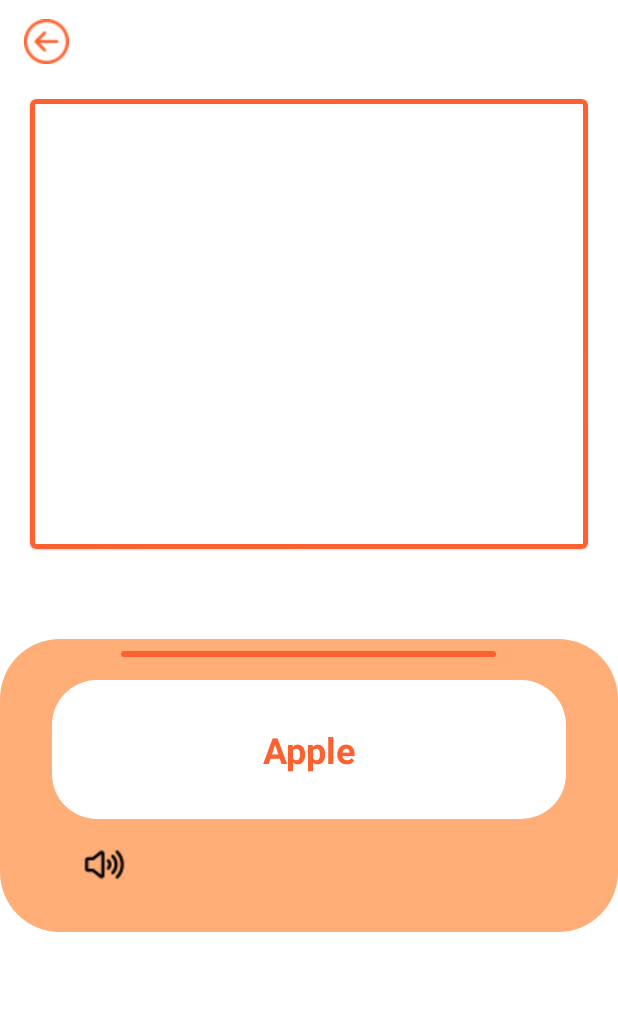
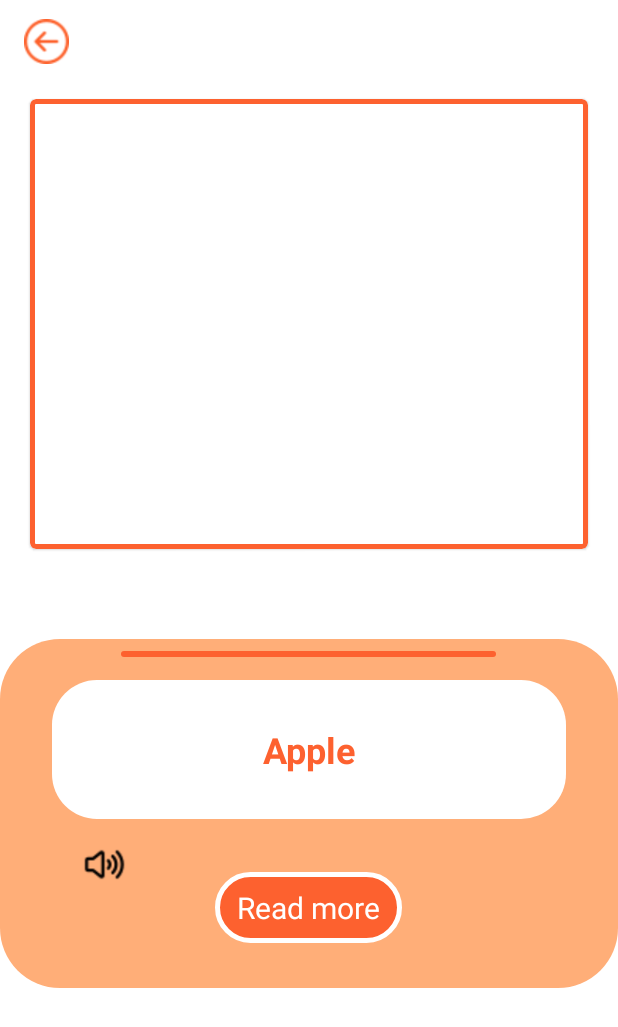
Before and after one commit to v-magiri/FindFruit, an Android app: the Image_Analysis screen opened directly, with no data from a screen before it, after a tap on an icon or button, on a phone screen of 412 x 824 dp. Shown: the top 1027 px of the screen. Run offline under Robolectric (Android 15) with nearby library versions, the phone set to English and light mode, and no system bars; libraries missing offline, so code that uses them is left out: com.magiri, org.tensorflow.lite; 14 statements that could not run were skipped.

Commit message:
Add Web View

```diff
--- a/app/src/main/AndroidManifest.xml
+++ b/app/src/main/AndroidManifest.xml
@@ -2,6 +2,7 @@
 <manifest xmlns:android="http://schemas.android.com/apk/res/android"
     xmlns:tools="http://schemas.android.com/tools"
     package="com.magiri.FindFruit">
+    <uses-permission android:name="android.permission.INTERNET"/>
     <uses-permission android:name="android.permission.CAMERA"/>
     <uses-permission android:name="android.permission.READ_EXTERNAL_STORAGE"/>
 
--- a/app/src/main/java/com/magiri/FindFruit/Image_Analysis.java
+++ b/app/src/main/java/com/magiri/FindFruit/Image_Analysis.java
@@ -6,6 +6,7 @@ import androidx.core.app.ActivityCompat;
 import androidx.core.content.ContextCompat;
 
 import android.Manifest;
+import android.app.ProgressDialog;
 import android.content.Intent;
 import android.content.pm.PackageManager;
 import android.graphics.Bitmap;
@@ -14,12 +15,16 @@ import android.graphics.Color;
 import android.graphics.PorterDuff;
 import android.media.ThumbnailUtils;
 import android.net.Uri;
+import android.os.Build;
 import android.os.Bundle;
 import android.provider.MediaStore;
 import android.speech.tts.TextToSpeech;
 import android.view.Gravity;
 import android.view.LayoutInflater;
 import android.view.View;
+import android.webkit.WebResourceRequest;
+import android.webkit.WebView;
+import android.webkit.WebViewClient;
 import android.widget.Button;
 import android.widget.ImageView;
 import android.widget.RelativeLayout;
@@ -55,7 +60,9 @@ public class Image_Analysis extends AppCompatActivity {
     private ImageView galleryImageView, cameraImageView,backImageView;
     private TextView fruitNameTxt;
     private ImageView speakImageView;
-    private Button SelectPhotoBtn;
+    private TextView readMoreButton;
+    private WebView readMoreWebView;
+    ProgressDialog progressDialog;
     @Override
     protected void onCreate(Bundle savedInstanceState) {
         super.onCreate(savedInstanceState);
@@ -64,9 +71,14 @@ public class Image_Analysis extends AppCompatActivity {
         galleryImageView=findViewById(R.id.galleryImageView);
         cameraImageView=findViewById(R.id.cameraImageView);
         backImageView=findViewById(R.id.backBtn );
-        SelectPhotoBtn=findViewById(R.id.optionsBtn);
+        readMoreButton=findViewById(R.id.readMoreBtn);
         speakImageView=findViewById(R.id.speakerImageView);
         fruitNameTxt=findViewById(R.id.result);
+        progressDialog=new ProgressDialog(this);
+        progressDialog.setTitle("Please Wait");
+        progressDialog.setMessage("Opening Web Page");
+        progressDialog.setCanceledOnTouchOutside(false);
+        readMoreWebView=findViewById(R.id.FindFruitWebView);
         textToSpeech = new TextToSpeech(getApplicationContext(), new TextToSpeech.OnInitListener() {
             @Override
             public void onInit(int i) {
@@ -74,108 +86,58 @@ public class Image_Analysis extends AppCompatActivity {
                 // if No error is found then only it will run
                 if(i!=TextToSpeech.ERROR){
                     // To Choose language of speech
-                    textToSpeech.setLanguage(Locale.US);
+                    textToSpeech.setLanguage(Locale.forLanguageTag("en-KE"));
+                    if(i==TextToSpeech.LANG_MISSING_DATA || i ==TextToSpeech.LANG_NOT_SUPPORTED){
+                        Toast.makeText(Image_Analysis.this, "Language Not Supported", Toast.LENGTH_SHORT).show();
+                    }
+                    textToSpeech.setSpeechRate(1.0F);
+                    textToSpeech.setPitch(0.6f);
+                    speak();
                 }
             }
         });
+        textToSpeech.getVoices();
         // create an object textToSpeech and adding features into it
         getData();
 
         speakImageView.setOnClickListener(new View.OnClickListener() {
             @Override
             public void onClick(View v) {
-                textToSpeech.speak(fruitNameTxt.getText().toString(),TextToSpeech.QUEUE_ADD,null);
+                speak();
             }
         });
-//        SelectPhotoBtn.setOnClickListener(new View.OnClickListener() {
-//            @Override
-//            public void onClick(View v) {
-//                displayBottomSheet();
-//            }
-//        });
         backImageView.setOnClickListener(new View.OnClickListener() {
             @Override
             public void onClick(View v) {
                 finish();
             }
         });
-//        galleryImageView.setOnClickListener(new View.OnClickListener() {
-//            @Override
-//            public void onClick(View v) {
-//                if(ContextCompat.checkSelfPermission(Image_Analysis.this, Manifest.permission.READ_EXTERNAL_STORAGE) != PackageManager.PERMISSION_GRANTED){
-//                    ActivityCompat.requestPermissions(Image_Analysis.this,new String[]{Manifest.permission.READ_EXTERNAL_STORAGE},12);
-//                }else{
-//                    SelectImage();
-//                }
-//            }
-//        });
-//        cameraImageView.setOnClickListener(new View.OnClickListener() {
-//            @Override
-//            public void onClick(View v) {
-//                checkCameraPermission();
-//            }
-//        });
+        readMoreButton.setOnClickListener(new View.OnClickListener() {
+            @Override
+            public void onClick(View v) {
+                String url = "https://en.wikipedia.org/wiki/"+fruitNameTxt.getText().toString();
+                readMoreWebView.setWebViewClient(new FindFruitWebClient());
+                readMoreWebView.getSettings().setJavaScriptEnabled(true);
+                readMoreWebView.loadUrl(url);
+                progressDialog.show();
+                readMoreWebView.setVisibility(View.VISIBLE);
+            }
+        });
     }
-//    private void checkCameraPermission() {
-//        if (ContextCompat.checkSelfPermission(getApplicationContext(), Manifest.permission.CAMERA) != PackageManager.PERMISSION_GRANTED) {
-//            Toast toast=Toast.makeText(getApplicationContext(),"Allow Camera Permissions Please",Toast.LENGTH_SHORT);
-//            View view=toast.getView();
-//            view.getBackground().setColorFilter(Color.parseColor("#949494"), PorterDuff.Mode.SRC_IN);
-//            TextView text=view.findViewById(android.R.id.message);
-//            text.setTextColor(Color.parseColor("#FFFFFF"));
-//            text.setTextSize(16);
-//            toast.setGravity(Gravity.CENTER,0,0);
-//            toast.show();
-//            ActivityCompat.requestPermissions(Image_Analysis.this,  new String[]{Manifest.permission.CAMERA}, MY_PERMISSIONS_REQUEST_CAMERA);
-//
-//        } else {
-//            Intent intent = new Intent(MediaStore.ACTION_IMAGE_CAPTURE);
-//            startActivityForResult(intent , CAMERA_REQUEST);
-//        }
-//    }
-//    private void SelectImage() {
-//        Intent intent=new Intent();
-//        intent.setType("image/*");
-//        intent.setAction(Intent.ACTION_GET_CONTENT);
-//        startActivityForResult(Intent.createChooser(intent,"Select Fruit Image"),Image_Pick_Code);
-//    }
 
-//    @Override
-//    protected void onActivityResult(int requestCode, int resultCode, @Nullable Intent data) {
-//        super.onActivityResult(requestCode, resultCode, data);
-//        if(requestCode==Image_Pick_Code && resultCode == RESULT_OK && data != null){
-//            filePath=data.getData();
-//            try{
-//                Bitmap bitmap= MediaStore.Images.Media.getBitmap(getContentResolver(),filePath);
-////                OpenImageAnalysis(bitmap);
-//                displayImage(bitmap);
-////                FruitImageView.setImageBitmap(bitmap);
-//            }catch (IOException e){
-//                e.printStackTrace();
-//            }
-//        }
-//        else if(requestCode==CAMERA_REQUEST && resultCode==RESULT_OK && data!=null){
-//                Bitmap cameraBitmap=(Bitmap) data.getExtras().get("data");
-////                FruitImageView.setImageBitmap(cameraBitmap);
-//                displayImage(cameraBitmap);
-//        }
-//
-//        else{
-//            Toast toast=Toast.makeText(getApplicationContext(),"Please Choose a Fruit Photo",Toast.LENGTH_SHORT);
-//            View view=toast.getView();
-//            view.getBackground().setColorFilter(Color.parseColor("#FD612F"), PorterDuff.Mode.SRC_IN);
-//            TextView text=view.findViewById(android.R.id.message);
-//            text.setTextColor(Color.parseColor("#FFFFFF"));
-//            text.setTextSize(16);
-//            toast.setGravity(Gravity.CENTER,0,0);
-//            toast.show();
-//        }
-//    }
 
-//    private void displayImage(Bitmap FruitImageBitmap) {
-////        displayBottomSheet();
-//        FruitImageView.setImageBitmap(FruitImageBitmap);
-//    }
+    private void getData() {
+        Bitmap FruitImageBitmap =
+                BitmapFactory.
+                        decodeByteArray(getIntent().
+                        getByteArrayExtra("FruitImage"), 0, getIntent().getByteArrayExtra("FruitImage").length);
+        int dimension=Math.min(FruitImageBitmap.getWidth(),FruitImageBitmap.getHeight());
+        FruitImageBitmap = ThumbnailUtils.extractThumbnail(FruitImageBitmap,dimension,dimension);
+        FruitImageView.setImageBitmap(FruitImageBitmap);
+        FruitImageBitmap=Bitmap.createScaledBitmap(FruitImageBitmap,imageSize,imageSize,false);
+        classifyImage(FruitImageBitmap);
+        textToSpeech.speak(fruitNameTxt.getText().toString(),TextToSpeech.QUEUE_ADD,null);
+    }
     public void  classifyImage(Bitmap image){
         try {
             Model1 model = Model1.newInstance(getApplicationContext());
@@ -234,56 +196,42 @@ public class Image_Analysis extends AppCompatActivity {
             // TODO Handle the exception
         }
     }
-//    private void displayBottomSheet() {
-//        final BottomSheetDialog bottomSheetDialog=new BottomSheetDialog(Image_Analysis.this,R.style.BottomSheetDialogTheme);
-//        View BottomSheetView= LayoutInflater.from(Image_Analysis.this).inflate(R.layout.image_picker_bottomsheet,(RelativeLayout)findViewById(R.id.OptionBottomSheet));
-//        bottomSheetDialog.setContentView(BottomSheetView);
-//        bottomSheetDialog.show();
-//        BottomSheetView.findViewById(R.id.camera).setOnClickListener(new View.OnClickListener() {
-//            @Override
-//            public void onClick(View v) {
-//                if (ContextCompat.checkSelfPermission(getApplicationContext(), Manifest.permission.CAMERA) != PackageManager.PERMISSION_GRANTED) {
-//                    Toast toast=Toast.makeText(getApplicationContext(),"Allow Camera Permissions Please",Toast.LENGTH_SHORT);
-//                    View view=toast.getView();
-//                    view.getBackground().setColorFilter(Color.parseColor("#949494"), PorterDuff.Mode.SRC_IN);
-//                    TextView text=view.findViewById(android.R.id.message);
-//                    text.setTextColor(Color.parseColor("#FFFFFF"));
-//                    text.setTextSize(16);
-//                    toast.setGravity(Gravity.CENTER,0,0);
-//                    toast.show();
-//                    ActivityCompat.requestPermissions(Image_Analysis.this,  new String[]{Manifest.permission.CAMERA}, MY_PERMISSIONS_REQUEST_CAMERA);
-//
-//                } else {
-//                    Intent intent = new Intent(MediaStore.ACTION_IMAGE_CAPTURE);
-//                    startActivityForResult(intent , CAMERA_REQUEST);
-//                    bottomSheetDialog.dismiss();
-//                }
-//            }
-//        });
-//        BottomSheetView.findViewById(R.id.gallery).setOnClickListener(new View.OnClickListener() {
-//            @Override
-//            public void onClick(View v) {
-//                if(ContextCompat.checkSelfPermission(Image_Analysis.this, Manifest.permission.READ_EXTERNAL_STORAGE) != PackageManager.PERMISSION_GRANTED){
-//                    ActivityCompat.requestPermissions(Image_Analysis.this,new String[]{Manifest.permission.READ_EXTERNAL_STORAGE},12);
-//                }else{
-//                    SelectImage();
-//                    bottomSheetDialog.dismiss();
-//                }
-//            }
-//        });
-//    }
 
-    private void getData() {
-        Bitmap FruitImageBitmap =
-                BitmapFactory.
-                        decodeByteArray(getIntent().
-                        getByteArrayExtra("FruitImage"), 0, getIntent().getByteArrayExtra("FruitImage").length);
-        int dimension=Math.min(FruitImageBitmap.getWidth(),FruitImageBitmap.getHeight());
-        FruitImageBitmap = ThumbnailUtils.extractThumbnail(FruitImageBitmap,dimension,dimension);
-        FruitImageView.setImageBitmap(FruitImageBitmap);
-        FruitImageBitmap=Bitmap.createScaledBitmap(FruitImageBitmap,imageSize,imageSize,false);
-        classifyImage(FruitImageBitmap);
-        textToSpeech.speak(fruitNameTxt.getText().toString(),TextToSpeech.QUEUE_ADD,null);
+    private void speak() {
+        String FruitName=fruitNameTxt.getText().toString();
+        if(Build.VERSION.SDK_INT>=Build.VERSION_CODES.LOLLIPOP){
+            textToSpeech.speak(FruitName,TextToSpeech.QUEUE_FLUSH,null,null);
+        }else{
+            textToSpeech.speak(FruitName,TextToSpeech.QUEUE_FLUSH,null);
+        }
+    }
 
+    @Override
+    protected void onDestroy() {
+        if(textToSpeech!=null){
+            textToSpeech.stop();
+            textToSpeech.shutdown();
+        }
+        super.onDestroy();
     }
+    private class FindFruitWebClient extends WebViewClient{
+        @Override
+        public boolean shouldOverrideUrlLoading(WebView view, String url) {
+            view.loadUrl(url);
+            return true;
+        }
+
+        @Override
+        public void onPageStarted(WebView view, String url, Bitmap favicon) {
+            super.onPageStarted(view, url, favicon);
+
+        }
+
+        @Override
+        public void onPageFinished(WebView view, String url) {
+            super.onPageFinished(view, url);
+            progressDialog.dismiss();
+        }
+    }
+
 }
--- a/app/src/main/java/com/magiri/FindFruit/MainActivity.java
+++ b/app/src/main/java/com/magiri/FindFruit/MainActivity.java
@@ -137,7 +137,7 @@ public class MainActivity extends AppCompatActivity {
         //startActivity for Image Analysis
         Intent imageAnalysisIntent=new Intent(this,Image_Analysis.class);
          ByteArrayOutputStream bs=new ByteArrayOutputStream();
-         bitmap.compress(Bitmap.CompressFormat.PNG,100,bs);
+         bitmap.compress(Bitmap.CompressFormat.JPEG,60,bs);
         imageAnalysisIntent.putExtra("FruitImage",bs.toByteArray());
         startActivity(imageAnalysisIntent);
     }
--- a/app/src/main/res/layout/activity_image_analysis.xml
+++ b/app/src/main/res/layout/activity_image_analysis.xml
@@ -25,6 +25,7 @@
                 android:layout_width="match_parent"
                 android:layout_height="match_parent"
                 android:layout_margin="10dp"
+                android:scaleType="fitCenter"
                 android:src="@drawable/fruit_collection"
                 android:id="@+id/ImageTakenImg"/>
         </com.google.android.material.card.MaterialCardView>
@@ -51,7 +52,7 @@
             android:layout_height="50dp"
             android:src="@drawable/pick_image"
             android:layout_alignParentStart="true"
-            android:scaleType="centerInside"
+            android:scaleType="fitXY"
             android:id="@+id/galleryImageView"/>
         <ImageView
             android:layout_width="50dp"
@@ -62,11 +63,18 @@
             android:scaleType="centerInside"
             android:id="@+id/cameraImageView"/>
     </RelativeLayout>
+
     <include
         layout="@layout/bottomsheet_dialog"
         android:layout_width="match_parent"
         android:layout_height="wrap_content"
-        android:layout_marginTop="50dp"
-        android:layout_below="@+id/FruitImg"/>
+        android:layout_below="@+id/FruitImg"
+        android:layout_marginTop="50dp" />
+    <WebView
+        android:layout_width="fill_parent"
+        android:layout_height="fill_parent"
+        android:visibility="gone"
+        android:id="@+id/FindFruitWebView"
+        android:scrollbars="none"/>
 
 </RelativeLayout>
--- a/app/src/main/res/layout/bottomsheet_dialog.xml
+++ b/app/src/main/res/layout/bottomsheet_dialog.xml
@@ -13,7 +13,7 @@
     <TextView
         android:layout_width="match_parent"
         android:layout_height="wrap_content"
-        android:text=""
+        android:text="Apple"
         android:id="@+id/result"
         android:textSize="24sp"
         android:layout_marginVertical="15dp"
@@ -23,29 +23,26 @@
         android:textAlignment="center"
         android:layout_below="@+id/bottomSheet_slider"
         android:background="@drawable/result_bg"/>
-    <RelativeLayout
-        android:layout_width="match_parent"
+    <ImageView
+        android:layout_width="30dp"
+        android:layout_height="30dp"
+        android:id="@+id/speakerImageView"
         android:layout_below="@+id/result"
-        android:layout_height="wrap_content">
+        android:src="@drawable/ic_speaker"
+        android:layout_marginLeft="50dp"
+        android:layout_centerVertical="true" />
     <TextView
         android:layout_width="wrap_content"
         android:layout_height="wrap_content"
         android:text="Read more"
         android:textColor="@color/white"
+        android:id="@+id/readMoreBtn"
         android:layout_centerVertical="true"
-            android:visibility="gone"
+        android:layout_centerHorizontal="true"
         android:textSize="20sp"
-            android:background="@drawable/readmore_bg"
-            android:layout_alignParentEnd="true"/>
-        <ImageView
-            android:layout_width="30dp"
-            android:layout_height="30dp"
-            android:src="@drawable/ic_speaker"
-            android:layout_centerVertical="true"
-            android:id="@+id/speakerImageView"
-            android:layout_marginLeft="50dp"
-            android:layout_alignParentStart="true"/>
-    </RelativeLayout>
+        android:layout_marginTop="20dp"
+        android:layout_below="@+id/result"
+        android:background="@drawable/readmore_bg" />
 
 <!--    HCIFindFruit-->
 
```
Lines whose indentation alone changed are shown as unchanged.
